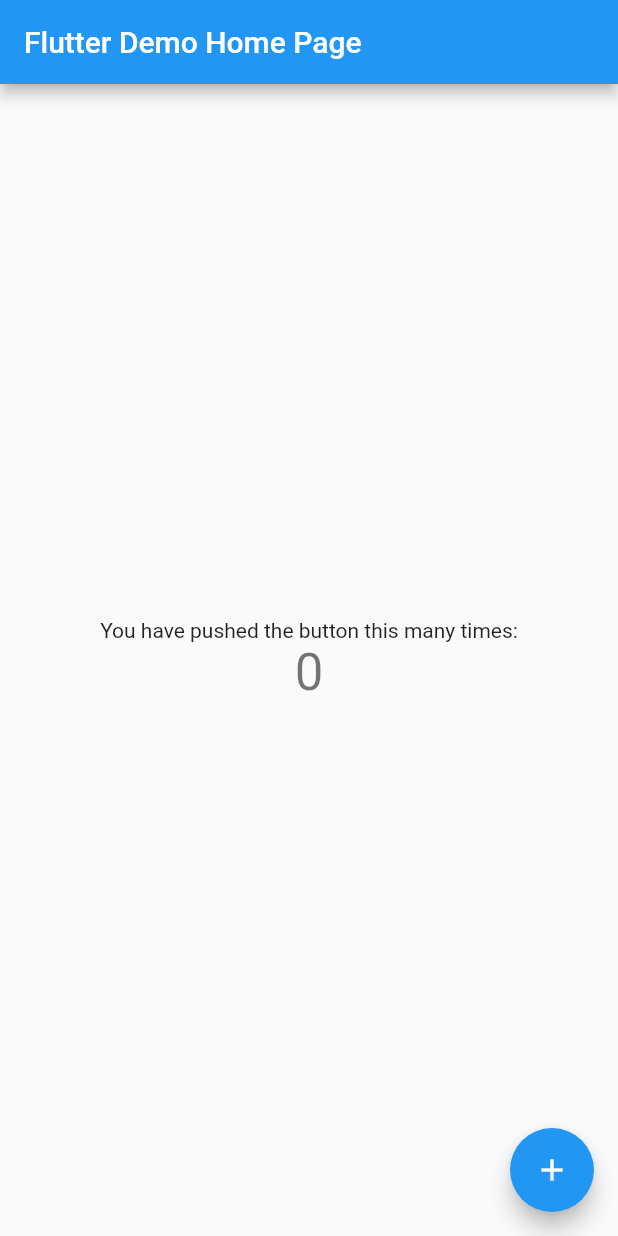
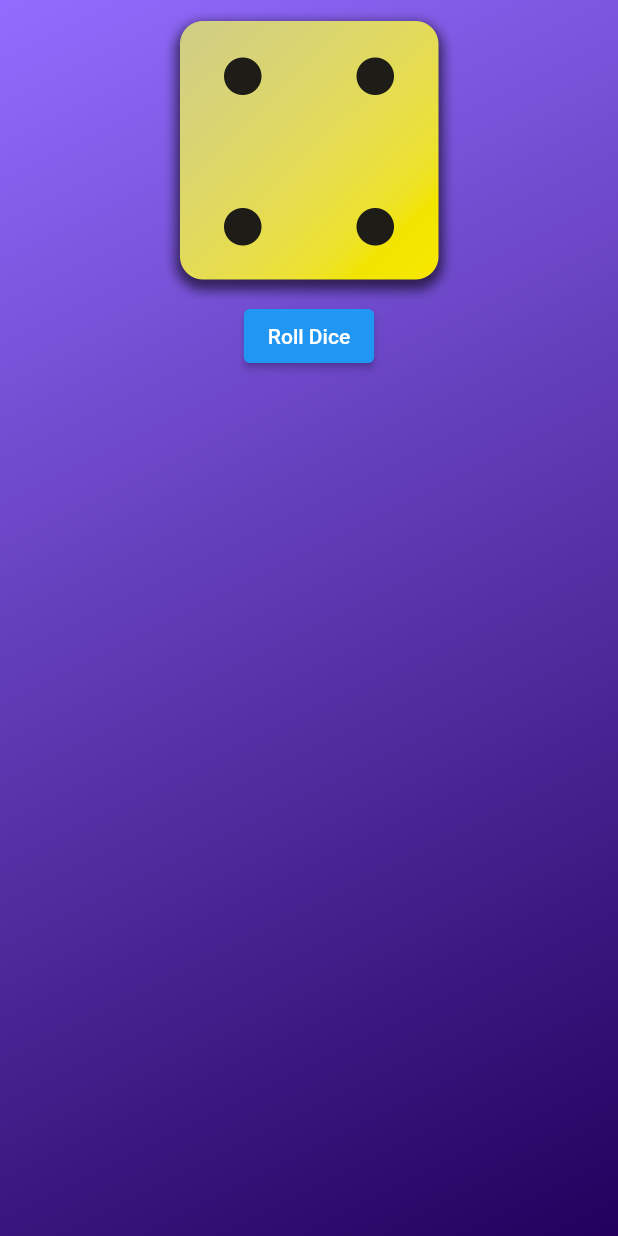
Before and after one commit to michaeltamsil/flutter_my_app, a Flutter app: the screen it shows after launch, on a phone screen of 412 x 824 dp. Run offline on Flutter 3.47's test engine with Material 2 defaults, Android fonts, the phone set to English and light mode, and no system bars.

Commit message:
45. adding buttons & using functions as values

```diff
--- /dev/null
+++ b/lib/gradient_container.dart
@@ -0,0 +1,46 @@
+import 'package:flutter/material.dart';
+
+const startAlignment = Alignment.topLeft;
+const endAlignment = Alignment.bottomRight;
+
+class GradientContainer extends StatelessWidget {
+  const GradientContainer(this.color1, this.color2, {super.key});
+
+  const GradientContainer.purple({super.key})
+      : color1 = Colors.deepPurple,
+        color2 = Colors.indigo;
+
+  final Color color1;
+  final Color color2;
+
+  void rollDice() {
+    // ...
+  }
+
+  @override
+  Widget build(context) {
+    return Container(
+      decoration: BoxDecoration(
+        gradient: LinearGradient(
+          colors: [color1, color2],
+          begin: startAlignment,
+          end: endAlignment,
+        ),
+      ),
+      child: Center(
+        child: Column(
+          children: [
+            Image.asset(
+              'assets/images/dice-4.png',
+              width: 200,
+            ),
+            ElevatedButton(
+              onPressed: rollDice,
+              child: const Text('Roll Dice'),
+            )
+          ],
+        ),
+      ),
+    );
+  }
+}
--- a/lib/main.dart
+++ b/lib/main.dart
@@ -1,115 +1,16 @@
 import 'package:flutter/material.dart';
 
+import 'package:my_app/gradient_container.dart';
+
 void main() {
-  runApp(const MyApp());
-}
-
-class MyApp extends StatelessWidget {
-  const MyApp({super.key});
-
-  // This widget is the root of your application.
-  @override
-  Widget build(BuildContext context) {
-    return MaterialApp(
-      title: 'Flutter Demo',
-      theme: ThemeData(
-        // This is the theme of your application.
-        //
-        // Try running your application with "flutter run". You'll see the
-        // application has a blue toolbar. Then, without quitting the app, try
-        // changing the primarySwatch below to Colors.green and then invoke
-        // "hot reload" (press "r" in the console where you ran "flutter run",
-        // or simply save your changes to "hot reload" in a Flutter IDE).
-        // Notice that the counter didn't reset back to zero; the application
-        // is not restarted.
-        primarySwatch: Colors.blue,
-      ),
-      home: const MyHomePage(title: 'Flutter Demo Home Page'),
-    );
-  }
-}
-
-class MyHomePage extends StatefulWidget {
-  const MyHomePage({super.key, required this.title});
-
-  // This widget is the home page of your application. It is stateful, meaning
-  // that it has a State object (defined below) that contains fields that affect
-  // how it looks.
-
-  // This class is the configuration for the state. It holds the values (in this
-  // case the title) provided by the parent (in this case the App widget) and
-  // used by the build method of the State. Fields in a Widget subclass are
-  // always marked "final".
-
-  final String title;
-
-  @override
-  State<MyHomePage> createState() => _MyHomePageState();
-}
-
-class _MyHomePageState extends State<MyHomePage> {
-  int _counter = 0;
-
-  void _incrementCounter() {
-    setState(() {
-      // This call to setState tells the Flutter framework that something has
-      // changed in this State, which causes it to rerun the build method below
-      // so that the display can reflect the updated values. If we changed
-      // _counter without calling setState(), then the build method would not be
-      // called again, and so nothing would appear to happen.
-      _counter++;
-    });
-  }
-
-  @override
-  Widget build(BuildContext context) {
-    // This method is rerun every time setState is called, for instance as done
-    // by the _incrementCounter method above.
-    //
-    // The Flutter framework has been optimized to make rerunning build methods
-    // fast, so that you can just rebuild anything that needs updating rather
-    // than having to individually change instances of widgets.
-    return Scaffold(
-      appBar: AppBar(
-        // Here we take the value from the MyHomePage object that was created by
-        // the App.build method, and use it to set our appbar title.
-        title: Text(widget.title),
-      ),
-      body: Center(
-        // Center is a layout widget. It takes a single child and positions it
-        // in the middle of the parent.
-        child: Column(
-          // Column is also a layout widget. It takes a list of children and
-          // arranges them vertically. By default, it sizes itself to fit its
-          // children horizontally, and tries to be as tall as its parent.
-          //
-          // Invoke "debug painting" (press "p" in the console, choose the
-          // "Toggle Debug Paint" action from the Flutter Inspector in Android
-          // Studio, or the "Toggle Debug Paint" command in Visual Studio Code)
-          // to see the wireframe for each widget.
-          //
-          // Column has various properties to control how it sizes itself and
-          // how it positions its children. Here we use mainAxisAlignment to
-          // center the children vertically; the main axis here is the vertical
-          // axis because Columns are vertical (the cross axis would be
-          // horizontal).
-          mainAxisAlignment: MainAxisAlignment.center,
-          children: <Widget>[
-            const Text(
-              'You have pushed the button this many times:',
-            ),
-            Text(
-              '$_counter',
-              style: Theme.of(context).textTheme.headlineMedium,
-            ),
-          ],
+  runApp(
+    const MaterialApp(
+      home: Scaffold(
+        body: GradientContainer(
+          Color.fromARGB(255, 147, 108, 255),
+          Color.fromARGB(255, 34, 0, 92),
         ),
       ),
-      floatingActionButton: FloatingActionButton(
-        onPressed: _incrementCounter,
-        tooltip: 'Increment',
-        child: const Icon(Icons.add),
-      ), // This trailing comma makes auto-formatting nicer for build methods.
-    );
-  }
+    ),
+  );
 }
```
Also changed, not shown: pubspec.yaml (+8 -3 lines), assets/images/dice-1.png (added), assets/images/dice-2.png (added), assets/images/dice-3.png (added), assets/images/dice-4.png (added), assets/images/dice-5.png (added), assets/images/dice-6.png (added).
